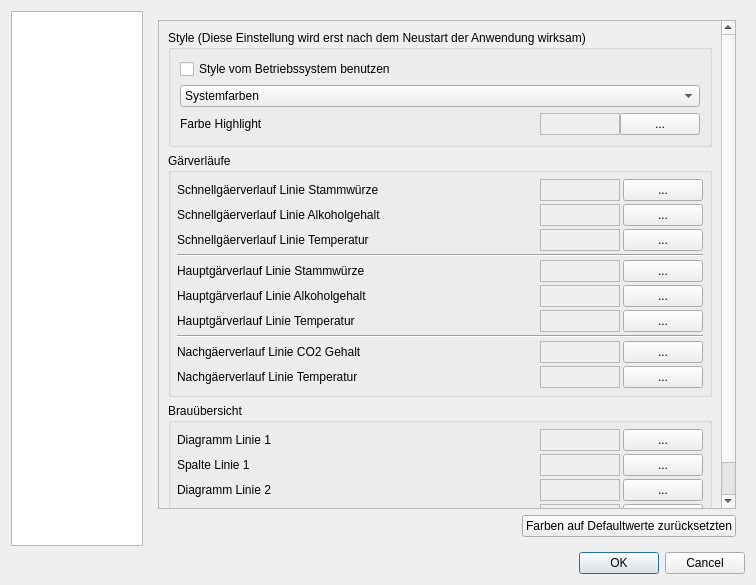
Before: the Qt Designer form source/ui/einstellungen.ui in Gremmel/kleiner-brauhelfer, drawn with Qt 5.
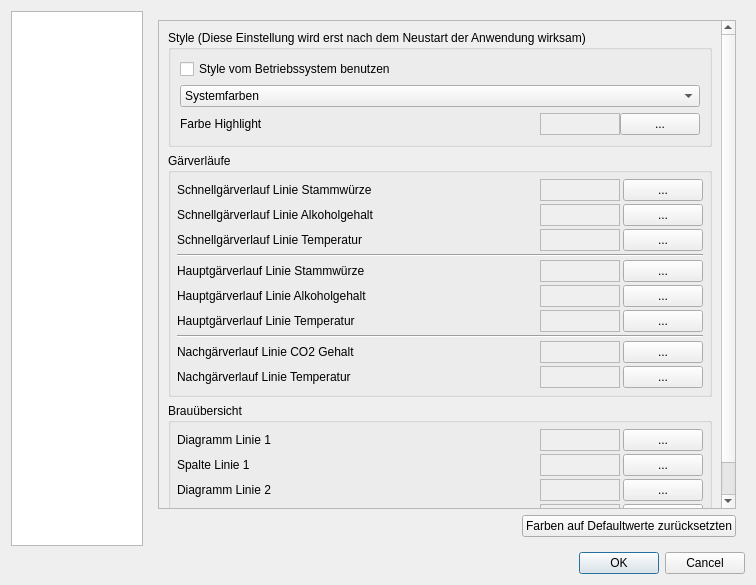
After: the same form once the commit is applied. The open tabs and pages were chosen to show the change.

Patch:
```diff
--- a/source/ui/einstellungen.ui
+++ b/source/ui/einstellungen.ui
@@ -121,8 +121,8 @@
              <rect>
               <x>0</x>
               <y>0</y>
-              <width>586</width>
-              <height>612</height>
+              <width>548</width>
+              <height>631</height>
              </rect>
             </property>
             <layout class="QVBoxLayout" name="verticalLayout_20">
@@ -261,7 +261,7 @@
                   <item>
                    <widget class="QLabel" name="label_2">
                     <property name="text">
-                     <string>Schnellgäerverlauf Linie Stammwürze</string>
+                     <string>Schnellgärverlauf Linie Stammwürze</string>
                     </property>
                    </widget>
                   </item>
@@ -314,7 +314,7 @@
                   <item>
                    <widget class="QLabel" name="label_3">
                     <property name="text">
-                     <string>Schnellgäerverlauf Linie Alkoholgehalt</string>
+                     <string>Schnellgärverlauf Linie Alkoholgehalt</string>
                     </property>
                    </widget>
                   </item>
@@ -367,7 +367,7 @@
                   <item>
                    <widget class="QLabel" name="label_16">
                     <property name="text">
-                     <string>Schnellgäerverlauf Linie Temperatur</string>
+                     <string>Schnellgärverlauf Linie Temperatur</string>
                     </property>
                    </widget>
                   </item>
@@ -593,7 +593,7 @@
                   <item>
                    <widget class="QLabel" name="label_7">
                     <property name="text">
-                     <string>Nachgäerverlauf Linie CO2 Gehalt</string>
+                     <string>Nachgärverlauf Linie CO2 Gehalt</string>
                     </property>
                    </widget>
                   </item>
@@ -646,7 +646,7 @@
                   <item>
                    <widget class="QLabel" name="label_14">
                     <property name="text">
-                     <string>Nachgäerverlauf Linie Temperatur</string>
+                     <string>Nachgärverlauf Linie Temperatur</string>
                     </property>
                    </widget>
                   </item>
```
Left out of the diff: 6 changed lines with no effect on the pictures.
